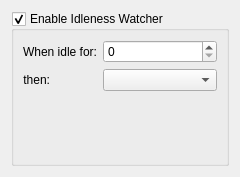
Qt form config/idlenesswatchersettings.ui (lxqt/lxqt-powermanagement) before a commit.
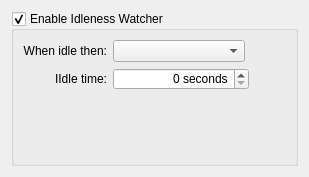
The same form after that commit.

Commit message: Minor adjustments to config ui's

Diff of the .ui file:
```diff
--- a/config/idlenesswatchersettings.ui
+++ b/config/idlenesswatchersettings.ui
@@ -6,7 +6,7 @@
    <rect>
     <x>0</x>
     <y>0</y>
-    <width>240</width>
+    <width>309</width>
     <height>177</height>
    </rect>
   </property>
@@ -16,6 +16,12 @@
   <layout class="QVBoxLayout" name="verticalLayout">
    <item>
     <widget class="QGroupBox" name="groupBox">
+     <property name="styleSheet">
+      <string notr="true">QSpinBox, QComboBox {
+	max-width: 130px;
+    min-width: 130px;
+}</string>
+     </property>
      <property name="title">
       <string>Enable Idleness Watcher</string>
      </property>
@@ -23,6 +29,22 @@
       <bool>true</bool>
      </property>
      <layout class="QFormLayout" name="formLayout">
+      <property name="labelAlignment">
+       <set>Qt::AlignRight|Qt::AlignTrailing|Qt::AlignVCenter</set>
+      </property>
+      <item row="1" column="1">
+       <widget class="QSpinBox" name="idleTimeSpinbox">
+        <property name="alignment">
+         <set>Qt::AlignRight|Qt::AlignTrailing|Qt::AlignVCenter</set>
+        </property>
+        <property name="suffix">
+         <string> seconds</string>
+        </property>
+       </widget>
+      </item>
+      <item row="0" column="1">
+       <widget class="QComboBox" name="idleActionComboBox"/>
+      </item>
       <item row="0" column="0">
        <widget class="QLabel" name="idleTimeLabel">
         <property name="sizePolicy">
@@ -32,16 +54,13 @@
          </sizepolicy>
         </property>
         <property name="text">
-         <string>When idle for:</string>
+         <string>When idle then:</string>
         </property>
         <property name="alignment">
          <set>Qt::AlignRight|Qt::AlignTrailing|Qt::AlignVCenter</set>
         </property>
        </widget>
       </item>
-      <item row="0" column="1">
-       <widget class="QSpinBox" name="idleTimeSpinbox"/>
-      </item>
       <item row="1" column="0">
        <widget class="QLabel" name="idleActionLabel">
         <property name="sizePolicy">
@@ -51,16 +70,13 @@
          </sizepolicy>
         </property>
         <property name="text">
-         <string>then:</string>
+         <string>IIdle time:</string>
         </property>
         <property name="alignment">
          <set>Qt::AlignRight|Qt::AlignTrailing|Qt::AlignVCenter</set>
         </property>
        </widget>
       </item>
-      <item row="1" column="1">
-       <widget class="QComboBox" name="idleActionComboBox"/>
-      </item>
      </layout>
     </widget>
    </item>
```
The commit also changes 2 other files.
